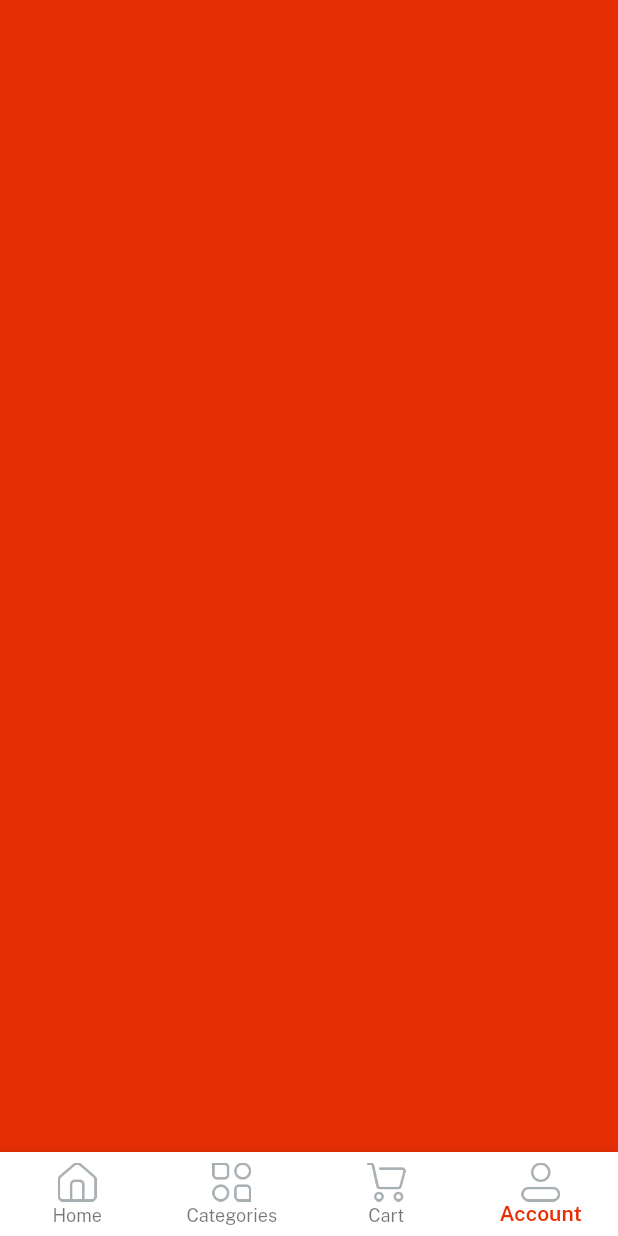
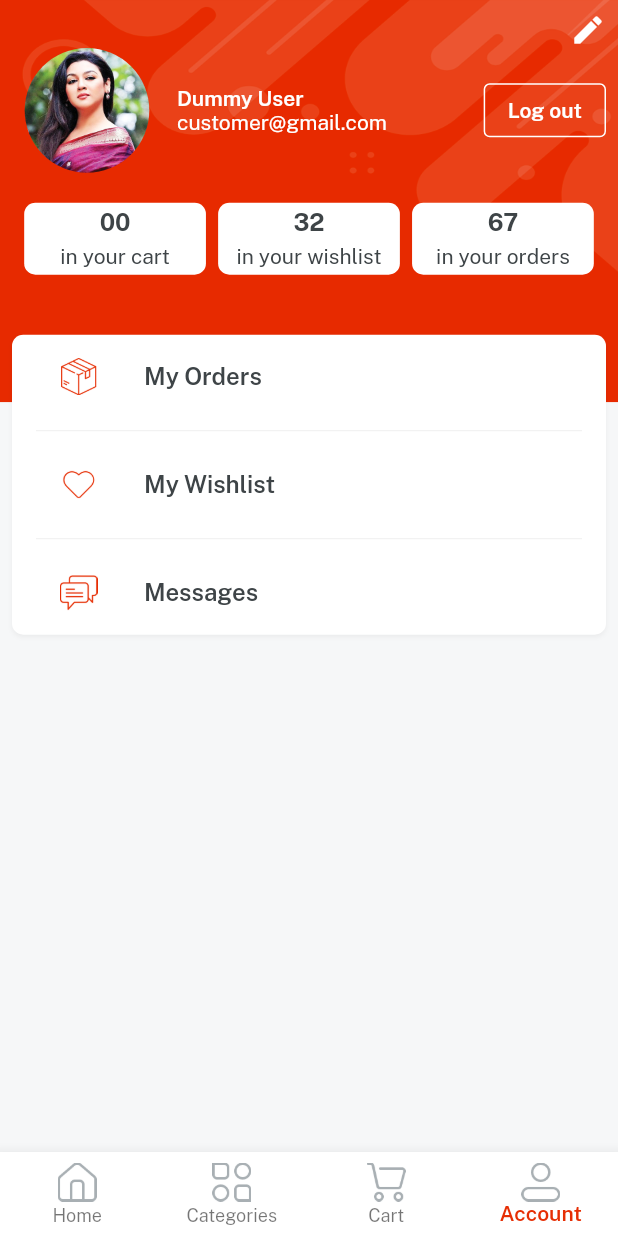
Before and after one commit to sazidansari9634/ecitymart_app, a Flutter app: the Home screen opened directly, item 4 of the bottom bar chosen, on a phone screen of 412 x 824 dp. Run offline on Flutter 3.47's test engine with Material 2 defaults, Android fonts, the light colour scheme and no system bars; our stand-ins replace get, velocity_x.

Commit message:
cart and profile UI design completed

```diff
--- a/lib/const/images.dart
+++ b/lib/const/images.dart
@@ -1,4 +1,5 @@
 //icons
+
 const icAdd = "assets/icons/add.png";
 const icAppLogo = "assets/icons/app_logo.png";
 const icAppleLogo = "assets/icons/apple_logo.png";
@@ -48,6 +49,7 @@ const icTwitterLogo = "assets/icons/twitter_logo.png";
 const icWallet = "assets/icons/wallet.png";
 const icWhiteTick = "assets/icons/white_tick.png";
 const icWholeSale = "assets/icons/wholesale.png";
+const icWishlist = "assets/icons/wishlist.png";
 
 //images
 
--- a/lib/const/lists.dart
+++ b/lib/const/lists.dart
@@ -30,3 +30,5 @@ const categoriesImages = [
 ];
 
 const itemDetailButtonList = [video,reviews,returnpolicy,supportpolicy,searchanything];
+const profileButtonsList = [orders, wishlist, messages];
+const profileButtonsIcon = [icOrder, icWishlist, icMessages];
--- a/lib/const/strings.dart
+++ b/lib/const/strings.dart
@@ -10,6 +10,7 @@ const name = "Name";
 const nameHint = "Sazid Ansari";
 const forgetPass = "Forget Password";
 const login = "Log in";
+const logout = "Log out";
 const signup = "Sign up";
 const createNewAccout = "create a new account";
 const loginWith = "Login in with";
@@ -58,3 +59,6 @@ sellerpolicy = "Seller Policy",
 returnpolicy = "Return Policy",
 productsyomaylike = "Products you may also like",
 supportpolicy = "Support Policy";
+
+// profile strings
+const wishlist = "My Wishlist", orders = "My Orders", messages = "Messages";
--- a/lib/views/cart_screen/cart_screen.dart
+++ b/lib/views/cart_screen/cart_screen.dart
@@ -1,10 +1,12 @@
-import 'package:flutter/material.dart';
+import 'package:ecitymart_app/const/consts.dart';
 
 class CartScreen extends StatelessWidget {
   const CartScreen({super.key});
 
   @override
   Widget build(BuildContext context) {
-    return Container(color: Colors.purple,);
+    return Container(color: Colors.white,
+    child: "Cart is Empty!".text.fontFamily(semibold).color(darkFontGrey).makeCentered()
+    );
   }
 }
--- /dev/null
+++ b/lib/views/profile_Screen/components/details_card.dart
@@ -0,0 +1,14 @@
+
+import 'package:ecitymart_app/const/consts.dart';
+
+Widget detailsCard({width, String? count, String? title}){
+
+  return  Column(
+                mainAxisAlignment: MainAxisAlignment.center,
+                children: [
+                  count!.text.fontFamily(bold).color(darkFontGrey).size(16).make(),
+                  5.heightBox,
+                  title!.text.color(darkFontGrey).make()
+                ],
+              ).box.white.roundedSM.width(width).padding(const EdgeInsets.all(4)).make();
+}
--- a/lib/views/profile_Screen/profile_screen.dart
+++ b/lib/views/profile_Screen/profile_screen.dart
@@ -1,11 +1,80 @@
-import 'package:ecitymart_app/const/colors.dart';
-import 'package:flutter/material.dart';
+import 'package:ecitymart_app/const/consts.dart';
+import 'package:ecitymart_app/const/lists.dart';
+import 'package:ecitymart_app/views/profile_Screen/components/details_card.dart';
+import 'package:ecitymart_app/widgets/bg_widget.dart';
 
 class ProfileScreen extends StatelessWidget {
   const ProfileScreen({super.key});
 
   @override
   Widget build(BuildContext context) {
-    return Container(color: redColor,);
+    return bgWidget(
+        child: Scaffold(
+          body: SafeArea(
+            child: Container(
+              padding: const EdgeInsets.all(8),
+              child: Column(
+                children: [
+                  //edit profile section
+                 const Align(
+                    alignment: Alignment.topRight,
+                    child: Icon(Icons.edit, color: whiteColor,)).onTap(() {
+
+                    }),
+                  //user details section
+                  Row(
+                    children: [
+                      Image.asset(imgProfile2, width: 100,fit: BoxFit.cover).box.roundedFull.clip(Clip.antiAlias).make(),
+                      10.widthBox,
+                      Expanded(
+                        child: Column(
+                          crossAxisAlignment: CrossAxisAlignment.start,
+                          children: [
+                            "Dummy User".text.fontFamily(semibold).white.make(),
+                            "customer@gmail.com".text.white.make()
+                          ],
+                        )
+                        ),
+                        OutlinedButton(
+                          style: OutlinedButton.styleFrom(
+                            side: const BorderSide(
+                              color: whiteColor
+                            )
+                          ),
+                          onPressed: (){}, child: logout.text.fontFamily(semibold).white.make() )
+                    ],
+                  ),
+                  20.heightBox,
+                  Row(
+                    mainAxisAlignment: MainAxisAlignment.spaceEvenly,
+                    children: [
+                      detailsCard(count: "00", title: "in your cart", width: context.screenWidth / 3.4),
+                      detailsCard(count: "32", title: "in your wishlist", width: context.screenWidth / 3.4),
+                      detailsCard(count: "67", title: "in your orders", width: context.screenWidth / 3.4),
+
+                    ],
+                  ),
+                  // buttons sections
+                  40.heightBox,
+                  ListView.separated(
+                    shrinkWrap: true,
+                    itemBuilder: (BuildContext context, int index){
+                      return ListTile(
+                        leading: Image.asset(profileButtonsIcon[index], width: 25,color: redColor,),
+                        title: profileButtonsList[index].text.fontFamily(semibold).color(darkFontGrey).make(),
+                      );
+                    },
+                     separatorBuilder:(context, index) {
+                       return const Divider(
+                        color: lightGrey,
+                       );
+                     },
+                     itemCount: profileButtonsList.length).box.white.roundedSM.shadowSm.padding(const EdgeInsets.symmetric(horizontal: 16)).make()
+                ],
+              ),
+            )
+            ),
+        )
+    );
   }
 }
```
Also changed, not shown: assets/icons/messages.png, assets/icons/order.png, assets/icons/wishlist.png (added).
